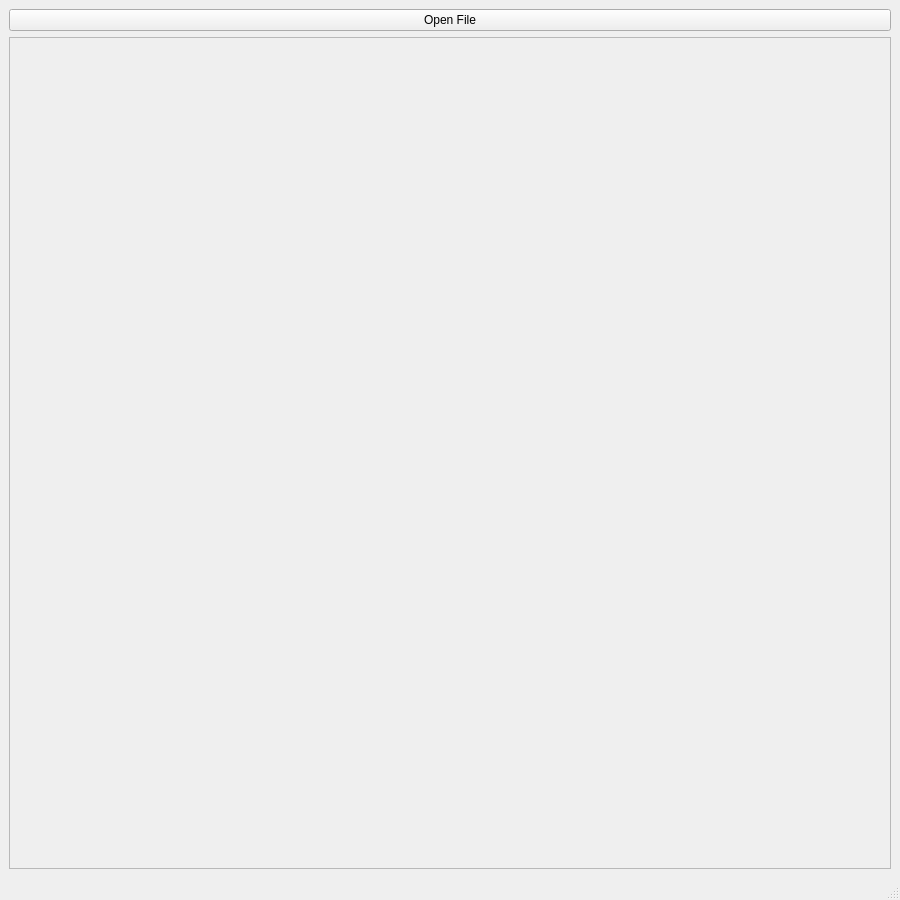
Old version of the form MainWindow.ui in the repository tomjpsun/Ptp4l.
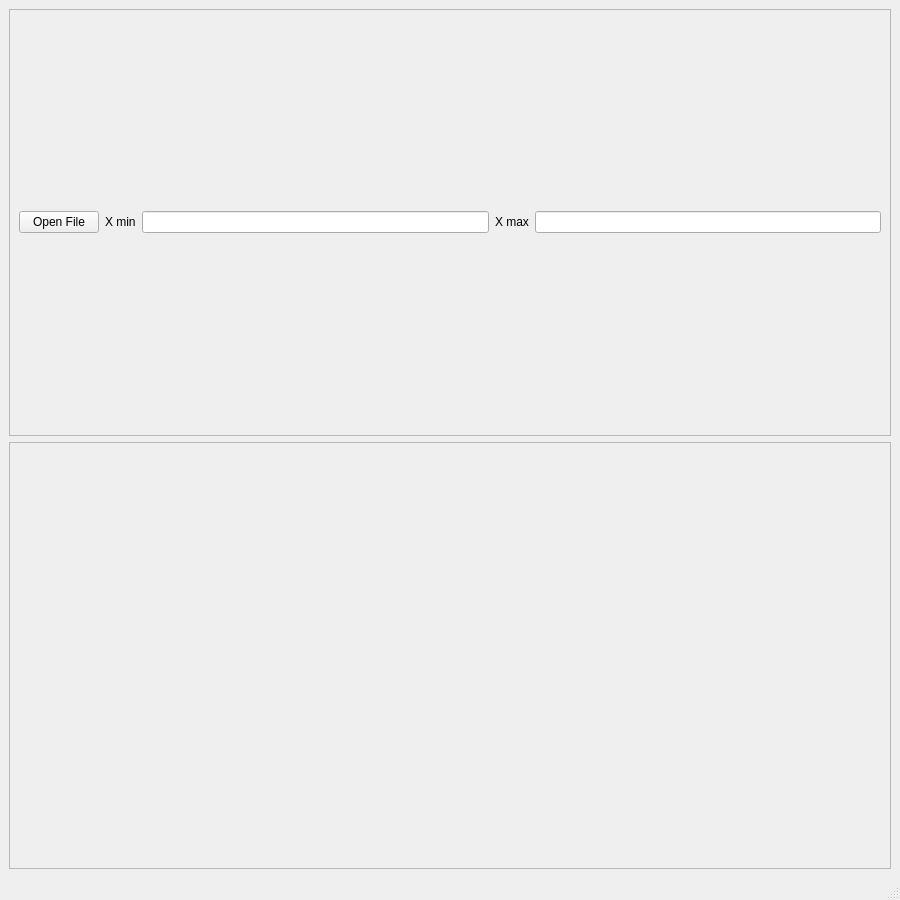
New version of the form.

Commit message: refactor: create table data dynamically (previously member data)

```diff
--- a/MainWindow.ui
+++ b/MainWindow.ui
@@ -15,13 +15,6 @@
   </property>
   <widget class="QWidget" name="centralwidget">
    <layout class="QGridLayout" name="gridLayout">
-    <item row="0" column="0">
-     <widget class="QPushButton" name="openFile">
-      <property name="text">
-       <string>Open File</string>
-      </property>
-     </widget>
-    </item>
     <item row="1" column="0">
      <widget class="QFrame" name="frame">
       <property name="frameShape">
@@ -32,6 +25,45 @@
       </property>
      </widget>
     </item>
+    <item row="0" column="0">
+     <widget class="QFrame" name="frame_2">
+      <property name="frameShape">
+       <enum>QFrame::StyledPanel</enum>
+      </property>
+      <property name="frameShadow">
+       <enum>QFrame::Raised</enum>
+      </property>
+      <layout class="QGridLayout" name="gridLayout_2">
+       <item row="0" column="2">
+        <widget class="QLineEdit" name="xMin"/>
+       </item>
+       <item row="0" column="0">
+        <widget class="QPushButton" name="openFile">
+         <property name="text">
+          <string>Open File</string>
+         </property>
+        </widget>
+       </item>
+       <item row="0" column="4">
+        <widget class="QLineEdit" name="xMax"/>
+       </item>
+       <item row="0" column="1">
+        <widget class="QLabel" name="label">
+         <property name="text">
+          <string>X min</string>
+         </property>
+        </widget>
+       </item>
+       <item row="0" column="3">
+        <widget class="QLabel" name="label_2">
+         <property name="text">
+          <string>X max</string>
+         </property>
+        </widget>
+       </item>
+      </layout>
+     </widget>
+    </item>
    </layout>
   </widget>
   <widget class="QMenuBar" name="menubar">
```
The commit also changes 2 other files.
